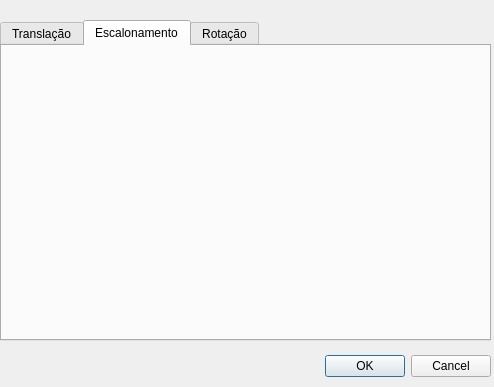
juliogramos/INE5420, file transforma.ui: the form before one commit.
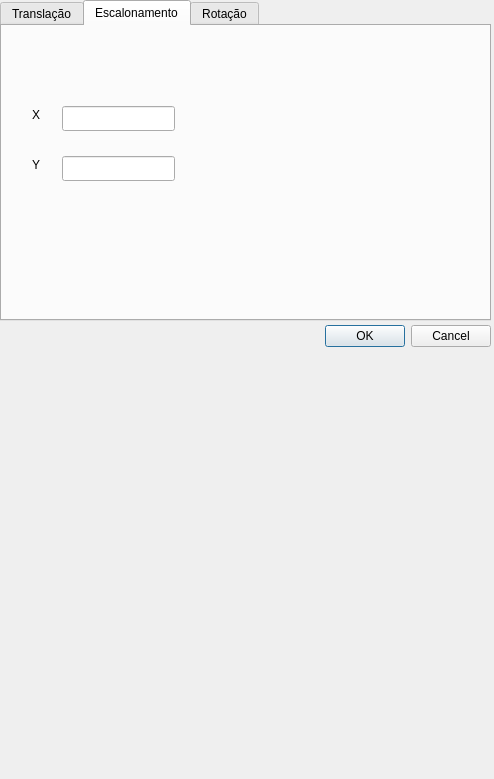
The form after the commit. The open tabs and pages were chosen to show the change.

Commit message: formulas de rotação e escalonamento

The edit to the form file:
```diff
--- a/transforma.ui
+++ b/transforma.ui
@@ -7,7 +7,7 @@
     <x>0</x>
     <y>0</y>
     <width>494</width>
-    <height>387</height>
+    <height>779</height>
    </rect>
   </property>
   <property name="windowTitle">
@@ -17,7 +17,7 @@
    <property name="geometry">
     <rect>
      <x>150</x>
-     <y>350</y>
+     <y>320</y>
      <width>341</width>
      <height>32</height>
     </rect>
@@ -33,7 +33,7 @@
    <property name="geometry">
     <rect>
      <x>0</x>
-     <y>20</y>
+     <y>0</y>
      <width>491</width>
      <height>321</height>
     </rect>
@@ -96,6 +96,52 @@
     <attribute name="title">
      <string>Escalonamento</string>
     </attribute>
+    <widget class="QLabel" name="label_3">
+     <property name="geometry">
+      <rect>
+       <x>30</x>
+       <y>80</y>
+       <width>16</width>
+       <height>17</height>
+      </rect>
+     </property>
+     <property name="text">
+      <string>X</string>
+     </property>
+    </widget>
+    <widget class="QLineEdit" name="escX">
+     <property name="geometry">
+      <rect>
+       <x>60</x>
+       <y>80</y>
+       <width>113</width>
+       <height>25</height>
+      </rect>
+     </property>
+    </widget>
+    <widget class="QLabel" name="label_4">
+     <property name="geometry">
+      <rect>
+       <x>30</x>
+       <y>130</y>
+       <width>16</width>
+       <height>17</height>
+      </rect>
+     </property>
+     <property name="text">
+      <string>Y</string>
+     </property>
+    </widget>
+    <widget class="QLineEdit" name="escY">
+     <property name="geometry">
+      <rect>
+       <x>60</x>
+       <y>130</y>
+       <width>113</width>
+       <height>25</height>
+      </rect>
+     </property>
+    </widget>
    </widget>
    <widget class="QWidget" name="rotTab">
     <attribute name="title">
```
Left out of the diff: 57 changed lines with no effect on the pictures. The commit also changes 1 other file.
